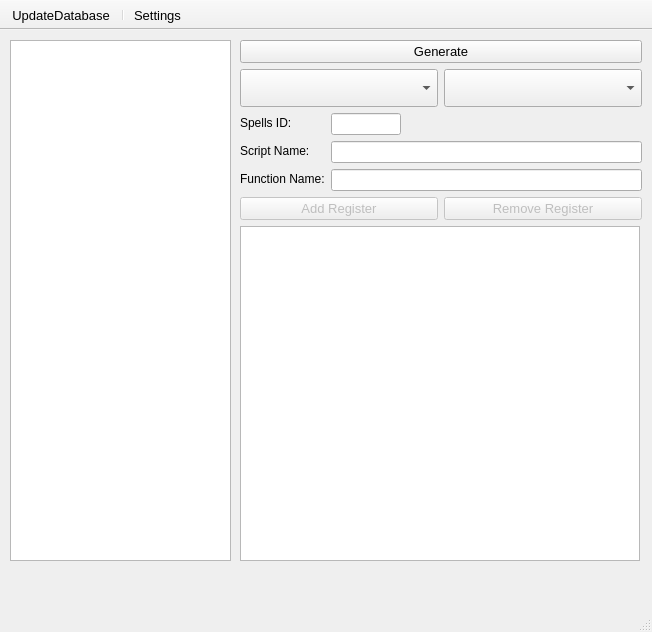
First picture: the form in mainwindow.ui, repository Yourp/UWOWDevelopHelper, before the edit.
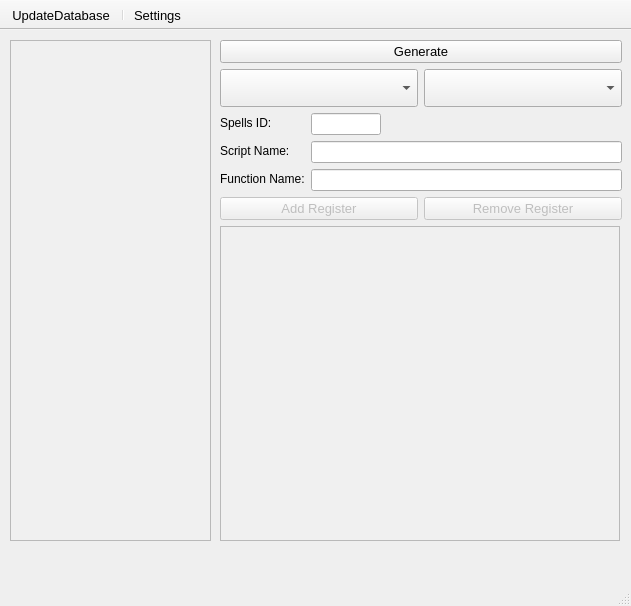
Second picture: the form after the edit. Icons and pictures are not drawn.

What changed in the file:
```diff
--- a/mainwindow.ui
+++ b/mainwindow.ui
@@ -12,8 +12,8 @@
    <rect>
     <x>0</x>
     <y>0</y>
-    <width>652</width>
-    <height>632</height>
+    <width>631</width>
+    <height>606</height>
    </rect>
   </property>
   <property name="contextMenuPolicy">
@@ -45,13 +45,13 @@
    <bool>false</bool>
   </property>
   <widget class="QWidget" name="Tabs">
-   <widget class="QWidget" name="">
+   <widget class="QWidget" name="layoutWidget">
     <property name="geometry">
      <rect>
       <x>10</x>
       <y>10</y>
-      <width>221</width>
-      <height>521</height>
+      <width>201</width>
+      <height>501</height>
      </rect>
     </property>
     <layout class="QVBoxLayout" name="verticalLayout">
@@ -70,7 +70,48 @@
         </font>
        </property>
        <property name="focusPolicy">
-        <enum>Qt::StrongFocus</enum>
+        <enum>Qt::NoFocus</enum>
+       </property>
+       <property name="styleSheet">
+        <string notr="true">QListWidget
+{
+    color: rgb(0, 0, 0);
+    background-color: rgb(240, 240, 240);
+    border-color: rgb(0, 0, 0);
+}
+
+QListWidget::item {
+    border: 2px solid;
+    color: rgb(0, 0, 0);
+    border-color: rgb(180, 190, 200, 0);
+    border-radius: 6px;
+}
+
+QListWidget::item:hover
+{
+    border: 2px solid;
+    color: rgb(0, 0, 0);
+    background-color: rgb(180, 190, 200, 50);
+    border-color: rgb(180, 190, 200, 230);
+    border-radius: 6px;
+}
+
+QListWidget::item:selected {
+    border: 2px solid;
+    color: rgb(0, 0, 0);
+    background-color: rgb(0, 170, 0, 50);
+    border-color: rgb(0, 170, 0);
+    border-radius: 6px;
+
+}
+
+</string>
+       </property>
+       <property name="frameShape">
+        <enum>QFrame::StyledPanel</enum>
+       </property>
+       <property name="frameShadow">
+        <enum>QFrame::Sunken</enum>
        </property>
        <property name="autoScroll">
         <bool>false</bool>
@@ -118,13 +159,13 @@
      </item>
     </layout>
    </widget>
-   <widget class="QWidget" name="">
+   <widget class="QWidget" name="layoutWidget1">
     <property name="geometry">
      <rect>
-      <x>240</x>
+      <x>220</x>
       <y>10</y>
       <width>402</width>
-      <height>521</height>
+      <height>501</height>
      </rect>
     </property>
     <layout class="QVBoxLayout" name="verticalLayout_2">
@@ -135,6 +176,9 @@
          <pointsize>10</pointsize>
         </font>
        </property>
+       <property name="styleSheet">
+        <string notr="true"/>
+       </property>
        <property name="text">
         <string>Generate</string>
        </property>
@@ -391,7 +435,7 @@
        <property name="minimumSize">
         <size>
          <width>400</width>
-         <height>260</height>
+         <height>0</height>
         </size>
        </property>
        <property name="maximumSize">
@@ -418,10 +462,36 @@
        <property name="styleSheet">
         <string notr="true">QTableWidget
 {
-	selection-background-color: qlineargradient(spread:reflect, x1:1, y1:0, x2:1, y2:1, stop:0.397727 rgba(163, 0, 0, 47), stop:1 rgba(255, 255, 255, 255));
-	selection-color: rgb(0, 0, 0);
+    color: rgb(0, 0, 0);
+    background-color: rgb(240, 240, 240);
+}
 
-}</string>
+QTableWidget::item {
+   border-top: 2px solid;
+	border-bottom: 2px solid;
+    color: rgb(0, 0, 0);
+    border-color: rgb(180, 190, 200, 0);
+
+}
+
+QTableWidget::item:hover
+{
+    border-top: 2px solid;
+	border-bottom: 2px solid;
+    color: rgb(0, 0, 0);
+    background-color: rgb(180, 190, 200, 0);
+    border-color: rgb(180, 190, 200, 0);
+}
+
+QTableWidget::item:selected {
+    border-top: 2px solid;
+	border-bottom: 2px solid;
+    color: rgb(0, 0, 0);
+    background-color: rgb(170, 0, 0, 50);
+	 border-color: rgb(170, 0, 0);
+}
+
+</string>
        </property>
        <property name="frameShape">
         <enum>QFrame::StyledPanel</enum>
@@ -489,6 +559,9 @@
        <property name="sortingEnabled">
         <bool>false</bool>
        </property>
+       <property name="wordWrap">
+        <bool>true</bool>
+       </property>
        <property name="cornerButtonEnabled">
         <bool>false</bool>
        </property>
```
Left out of the diff: 21 changed lines with no effect on the pictures.
